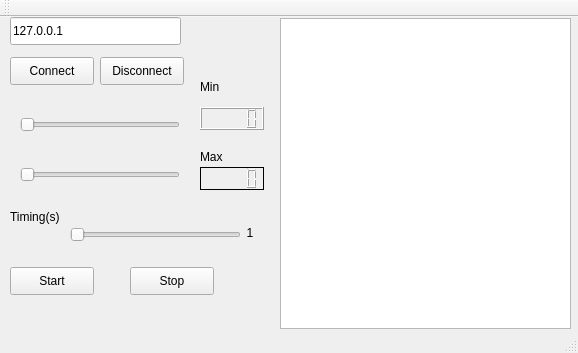
This is QtTcpClientConsumer/mainwindow.ui in HemersonRafael/PA_qt as Qt 5 draws it before an edit. The edited form follows.
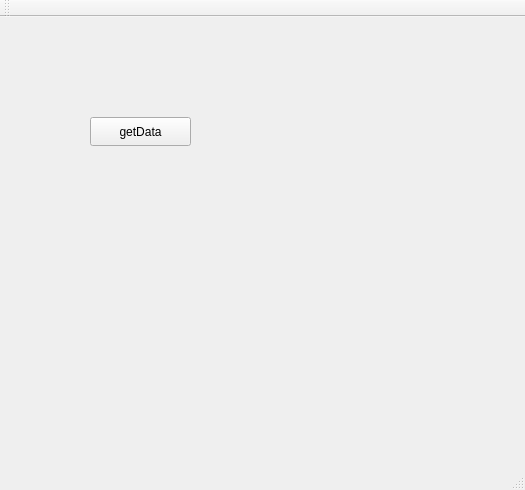
This is the edited form.

Diff of the .ui file:
```diff
--- a/QtTcpClientConsumer/mainwindow.ui
+++ b/QtTcpClientConsumer/mainwindow.ui
@@ -6,221 +6,25 @@
    <rect>
     <x>0</x>
     <y>0</y>
-    <width>578</width>
-    <height>353</height>
+    <width>525</width>
+    <height>490</height>
    </rect>
   </property>
   <property name="windowTitle">
    <string>MainWindow</string>
   </property>
   <widget class="QWidget" name="centralWidget">
-   <widget class="QLineEdit" name="lineEdit">
+   <widget class="QPushButton" name="pushButtonGet">
     <property name="geometry">
      <rect>
-      <x>10</x>
-      <y>0</y>
-      <width>171</width>
-      <height>28</height>
-     </rect>
-    </property>
-    <property name="text">
-     <string>127.0.0.1</string>
-    </property>
-   </widget>
-   <widget class="QPushButton" name="pushButton_connect">
-    <property name="geometry">
-     <rect>
-      <x>10</x>
-      <y>40</y>
-      <width>84</width>
-      <height>28</height>
-     </rect>
-    </property>
-    <property name="text">
-     <string>Connect</string>
-    </property>
-   </widget>
-   <widget class="QPushButton" name="pushButton_disconnect">
-    <property name="geometry">
-     <rect>
-      <x>100</x>
-      <y>40</y>
-      <width>84</width>
-      <height>28</height>
-     </rect>
-    </property>
-    <property name="text">
-     <string>Disconnect</string>
-    </property>
-   </widget>
-   <widget class="QPushButton" name="pushButton_stop">
-    <property name="geometry">
-     <rect>
-      <x>130</x>
-      <y>250</y>
-      <width>84</width>
-      <height>28</height>
-     </rect>
-    </property>
-    <property name="text">
-     <string>Stop</string>
-    </property>
-   </widget>
-   <widget class="QPushButton" name="pushButton_start">
-    <property name="geometry">
-     <rect>
-      <x>10</x>
-      <y>250</y>
-      <width>84</width>
-      <height>28</height>
-     </rect>
-    </property>
-    <property name="text">
-     <string>Start</string>
-    </property>
-   </widget>
-   <widget class="QSlider" name="horizontalSlider_min">
-    <property name="geometry">
-     <rect>
-      <x>20</x>
+      <x>90</x>
       <y>100</y>
-      <width>160</width>
-      <height>16</height>
+      <width>101</width>
+      <height>29</height>
      </rect>
     </property>
-    <property name="orientation">
-     <enum>Qt::Horizontal</enum>
-    </property>
-   </widget>
-   <widget class="QSlider" name="horizontalSlider_max">
-    <property name="geometry">
-     <rect>
-      <x>20</x>
-      <y>150</y>
-      <width>160</width>
-      <height>16</height>
-     </rect>
-    </property>
-    <property name="orientation">
-     <enum>Qt::Horizontal</enum>
-    </property>
-   </widget>
-   <widget class="QLCDNumber" name="lcdNumber_min">
-    <property name="geometry">
-     <rect>
-      <x>200</x>
-      <y>90</y>
-      <width>64</width>
-      <height>23</height>
-     </rect>
-    </property>
-    <property name="font">
-     <font>
-      <pointsize>20</pointsize>
-     </font>
-    </property>
-   </widget>
-   <widget class="QLCDNumber" name="lcdNumber_max">
-    <property name="geometry">
-     <rect>
-      <x>200</x>
-      <y>150</y>
-      <width>64</width>
-      <height>23</height>
-     </rect>
-    </property>
-    <property name="autoFillBackground">
-     <bool>true</bool>
-    </property>
-    <property name="frameShape">
-     <enum>QFrame::Box</enum>
-    </property>
-    <property name="frameShadow">
-     <enum>QFrame::Plain</enum>
-    </property>
-    <property name="midLineWidth">
-     <number>1</number>
-    </property>
-    <property name="segmentStyle">
-     <enum>QLCDNumber::Filled</enum>
-    </property>
-    <property name="value" stdset="0">
-     <double>0.000000000000000</double>
-    </property>
-   </widget>
-   <widget class="QTextBrowser" name="textBrowser">
-    <property name="geometry">
-     <rect>
-      <x>280</x>
-      <y>1</y>
-      <width>291</width>
-      <height>311</height>
-     </rect>
-    </property>
-   </widget>
-   <widget class="QLabel" name="label">
-    <property name="geometry">
-     <rect>
-      <x>200</x>
-      <y>60</y>
-      <width>63</width>
-      <height>20</height>
-     </rect>
-    </property>
     <property name="text">
-     <string>Min</string>
-    </property>
-   </widget>
-   <widget class="QLabel" name="label_2">
-    <property name="geometry">
-     <rect>
-      <x>200</x>
-      <y>130</y>
-      <width>63</width>
-      <height>20</height>
-     </rect>
-    </property>
-    <property name="text">
-     <string>Max</string>
-    </property>
-   </widget>
-   <widget class="QLabel" name="label_3">
-    <property name="geometry">
-     <rect>
-      <x>10</x>
-      <y>190</y>
-      <width>63</width>
-      <height>20</height>
-     </rect>
-    </property>
-    <property name="text">
-     <string>Timing(s)</string>
-    </property>
-   </widget>
-   <widget class="QSlider" name="horizontalSlider_3">
-    <property name="geometry">
-     <rect>
-      <x>70</x>
-      <y>210</y>
-      <width>171</width>
-      <height>16</height>
-     </rect>
-    </property>
-    <property name="orientation">
-     <enum>Qt::Horizontal</enum>
-    </property>
-   </widget>
-   <widget class="QLabel" name="label_4">
-    <property name="geometry">
-     <rect>
-      <x>240</x>
-      <y>200</y>
-      <width>31</width>
-      <height>31</height>
-     </rect>
-    </property>
-    <property name="text">
-     <string>  1</string>
+     <string>getData</string>
     </property>
    </widget>
   </widget>
```
Left out of the diff: 75 changed lines with no effect on the pictures.
